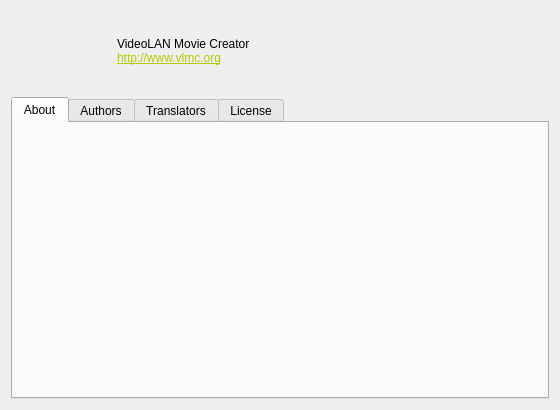
First picture: the form in src/GUI/ui/About.ui, repository VLMC/vlmc, before the edit.
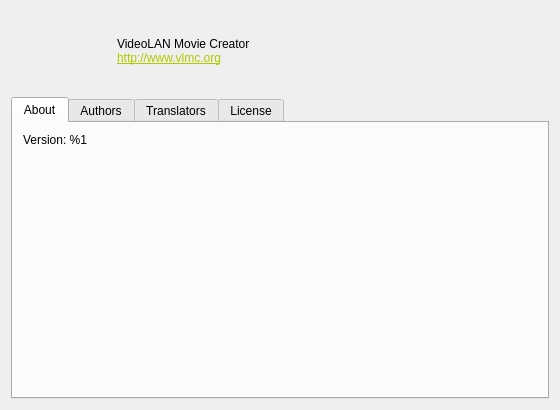
Second picture: the form after the edit. Icons and pictures are not drawn.

Commit message: Print the version number into the about dialog

Patch:
```diff
--- a/src/GUI/ui/About.ui
+++ b/src/GUI/ui/About.ui
@@ -75,7 +75,31 @@
       <attribute name="title">
        <string>About</string>
       </attribute>
-      <layout class="QGridLayout" name="gridLayout_2"/>
+      <layout class="QGridLayout" name="gridLayout_2">
+       <property name="margin">
+        <number>10</number>
+       </property>
+       <item row="0" column="0">
+        <widget class="QLabel" name="labelVersion">
+         <property name="text">
+          <string>Version: %1</string>
+         </property>
+        </widget>
+       </item>
+       <item row="1" column="0">
+        <spacer name="verticalSpacer">
+         <property name="orientation">
+          <enum>Qt::Vertical</enum>
+         </property>
+         <property name="sizeHint" stdset="0">
+          <size>
+           <width>20</width>
+           <height>40</height>
+          </size>
+         </property>
+        </spacer>
+       </item>
+      </layout>
      </widget>
      <widget class="QWidget" name="Authors">
       <attribute name="title">
```
The commit also changes 4 other files.
